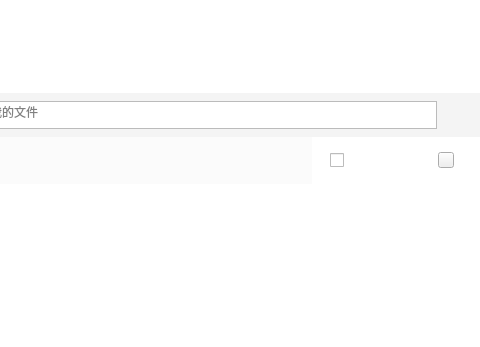
Old version of the form src/NetDisk/mainwidget.ui in the repository birdman1992/NetDisk; both pictures show x 480 to 960 and y 301 to 648 of the 960 by 648 pixel window.
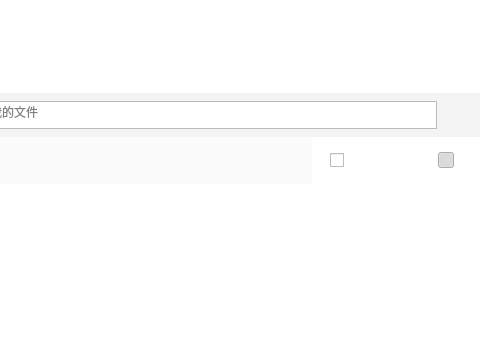
New version of the form. Icons and pictures are not drawn.

Diff of the .ui file:
```diff
--- a/src/NetDisk/mainwidget.ui
+++ b/src/NetDisk/mainwidget.ui
@@ -1031,6 +1031,12 @@
            <property name="text">
             <string/>
            </property>
+           <property name="checkable">
+            <bool>true</bool>
+           </property>
+           <property name="checked">
+            <bool>true</bool>
+           </property>
           </widget>
          </item>
          <item>
```
Left out of the diff: 3 changed lines with no effect on the pictures.
